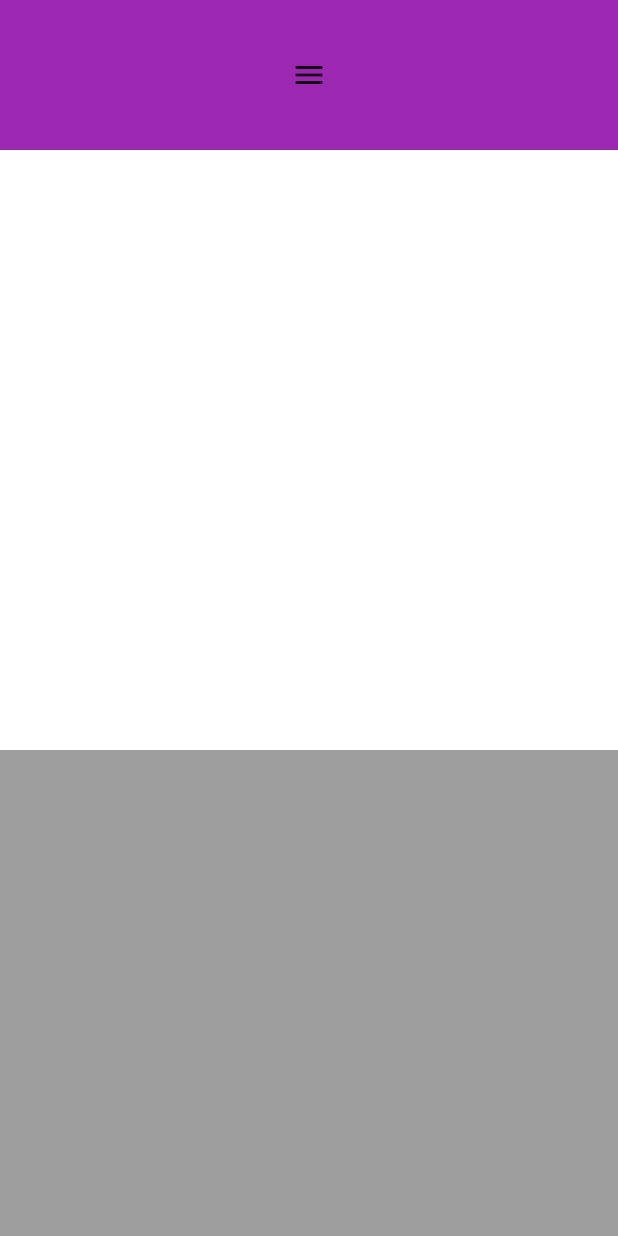
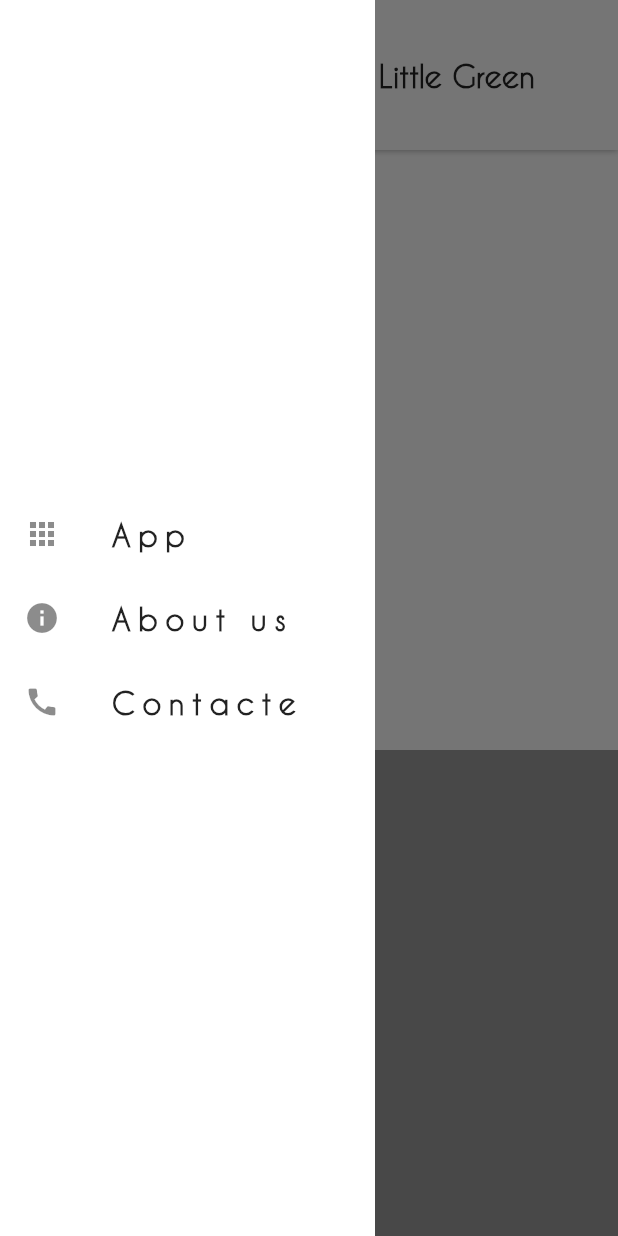
Before and after one commit to SoeurnRotha/New-The-Little-Green-App, a Flutter app: the Home screen opened directly, with the side drawer open (before the commit the screen has no drawer), on a phone screen of 412 x 824 dp. Run offline on Flutter 3.47's test engine with Material 2 defaults, Android fonts, the phone set to English and light mode, and no system bars; drawn by our look-alikes of carousel_slider, smooth_page_indicator; our stand-ins replace cloud_firestore, file_picker, firebase_auth, firebase_core, firebase_storage, flutter_signin_button and 9 more; accounts and stored records are empty.

Commit message:
done drawer

```diff
--- a/lib/Responsive/Web/Home/Home.dart
+++ b/lib/Responsive/Web/Home/Home.dart
@@ -1,5 +1,9 @@
 import 'package:flutter/cupertino.dart';
+import 'package:flutter/material.dart';
 import 'package:responsive_builder/responsive_builder.dart';
+import 'package:the_little_green_product_e_com/Responsive/Web/NavBar/NavBarDrawer.dart';
+import 'package:the_little_green_product_e_com/Responsive/Web/Slider/Slider.dart';
+import 'package:the_little_green_product_e_com/Responsive/Web/Slider/Slider_Web.dart';
 
 import '../NavBar/NavBar.dart';
 import '../Product/Bast Product/Bast_product_web.dart';
@@ -7,10 +11,7 @@ import '../Product/Indoor Product/Indoor_product_web.dart';
 import '../Product/Outdoor Product/Outdoor_product_web.dart';
 import '../Product/Popular Product/Popular_product_web.dart';
 import '../Product/Recomment Product/Recomment_product_web.dart';
-import '../Responsive_MoblieApp.dart';
-import '../Responsive_TebletApp.dart';
-import '../Responsive_WebApp.dart';
-import '../Slider/Slider.dart';
+
 
 class Home extends StatefulWidget {
   const Home({Key? key}) : super(key: key);
@@ -22,12 +23,15 @@ class Home extends StatefulWidget {
 class _HomeState extends State<Home> {
   @override
   Widget build(BuildContext context) {
-    return ListView(
+    return ResponsiveBuilder(
+      builder: (context ,size) => Scaffold(
+        drawer: size.deviceScreenType == DeviceScreenType.mobile ? NavBarDrawer() : null,
+        body: ListView(
           // yk item responsive dak in all
           //
           children: [
             NavBar(),
-        Slider(),
+            Slider_bar(),
             Recomment_web(),
             Popular_web(),
             Bast_web(),
@@ -40,6 +44,8 @@ class _HomeState extends State<Home> {
             ///
             ///
           ],
+        ),
+      ),
     );
   }
 }
--- /dev/null
+++ b/lib/Responsive/Web/NavBar/DrawerItems.dart
@@ -0,0 +1,24 @@
+import 'package:flutter/cupertino.dart';
+import 'package:flutter/material.dart';
+
+class DrawerItem extends StatefulWidget {
+  const DrawerItem({Key? key, required this.title, required this.icon}) : super(key: key);
+  final String title;
+  final IconData icon;
+
+  @override
+  State<DrawerItem> createState() => _DrawerItemState();
+}
+
+class _DrawerItemState extends State<DrawerItem> {
+  @override
+  Widget build(BuildContext context) {
+    return Container(
+      alignment: Alignment.center,
+      child:  ListTile(
+        leading: Icon(widget.icon),
+        title: Text(widget.title,style: TextStyle(fontSize: 20,fontFamily: "f1",fontWeight: FontWeight.bold,letterSpacing: 5),),
+      )
+    );
+  }
+}
--- /dev/null
+++ b/lib/Responsive/Web/NavBar/NavBarDrawer.dart
@@ -0,0 +1,29 @@
+import 'package:flutter/cupertino.dart';
+import 'package:flutter/material.dart';
+import 'package:the_little_green_product_e_com/Responsive/Web/NavBar/DrawerItems.dart';
+
+class NavBarDrawer extends StatefulWidget {
+
+  const NavBarDrawer({Key? key}) : super(key: key);
+
+  @override
+  State<NavBarDrawer> createState() => _NavBarDrawerState();
+}
+
+class _NavBarDrawerState extends State<NavBarDrawer> {
+  @override
+  Widget build(BuildContext context) {
+    return Container(
+      width: 250,
+     color: Colors.white,
+      child: Column(
+        mainAxisAlignment: MainAxisAlignment.center,
+        children: [
+          DrawerItem(title: 'App', icon: Icons.apps),
+          DrawerItem(title: 'About us', icon: Icons.info),
+          DrawerItem(title: 'Contacte', icon: Icons.call),
+        ],
+      ),
+    );
+  }
+}
--- a/lib/Responsive/Web/NavBar/NavBar_Mobile.dart
+++ b/lib/Responsive/Web/NavBar/NavBar_Mobile.dart
@@ -16,10 +16,26 @@ class _NavBar_MobileState extends State<NavBar_Mobile> {
   Widget build(BuildContext context) {
     return Container(
       height: 100,
-      color: Colors.purple,
-      child: IconButton(
-        icon: Icon(Icons.menu),
-        onPressed: ()=> scaffoldKey.currentState?.openDrawer(),
+      decoration: BoxDecoration(
+        color: Colors.white,
+        boxShadow: [
+          BoxShadow(
+            color: Colors.grey,
+            blurRadius: 3
+          )
+        ]
+      ),
+      child: Row(
+        mainAxisAlignment: MainAxisAlignment.spaceAround,
+        children: [
+          IconButton(
+            icon: Icon(Icons.menu),
+            onPressed: ()=> Scaffold.of(context).openDrawer(),
+          ),
+          Container(
+            child: Text("The Little Green",style: TextStyle(fontSize: 20,fontWeight: FontWeight.bold,fontFamily: "f1"),),
+          )
+        ],
       ),
     );
   }
--- a/lib/Responsive/Web/Slider/Slider.dart
+++ b/lib/Responsive/Web/Slider/Slider.dart
@@ -4,14 +4,14 @@ import 'package:the_little_green_product_e_com/Responsive/Web/Slider/Slider_Mobi
 import 'package:the_little_green_product_e_com/Responsive/Web/Slider/Slider_Tablat.dart';
 import 'package:the_little_green_product_e_com/Responsive/Web/Slider/Slider_Web.dart';
 
-class Slider extends StatefulWidget {
-  const Slider({Key? key}) : super(key: key);
+class Slider_bar extends StatefulWidget {
+  const Slider_bar({Key? key}) : super(key: key);
 
   @override
-  State<Slider> createState() => _SliderState();
+  State<Slider_bar> createState() => _Slider_barState();
 }
 
-class _SliderState extends State<Slider> {
+class _Slider_barState extends State<Slider_bar> {
   @override
   Widget build(BuildContext context) {
     return ScreenTypeLayout(
```
Lines whose indentation alone changed are shown as unchanged.
